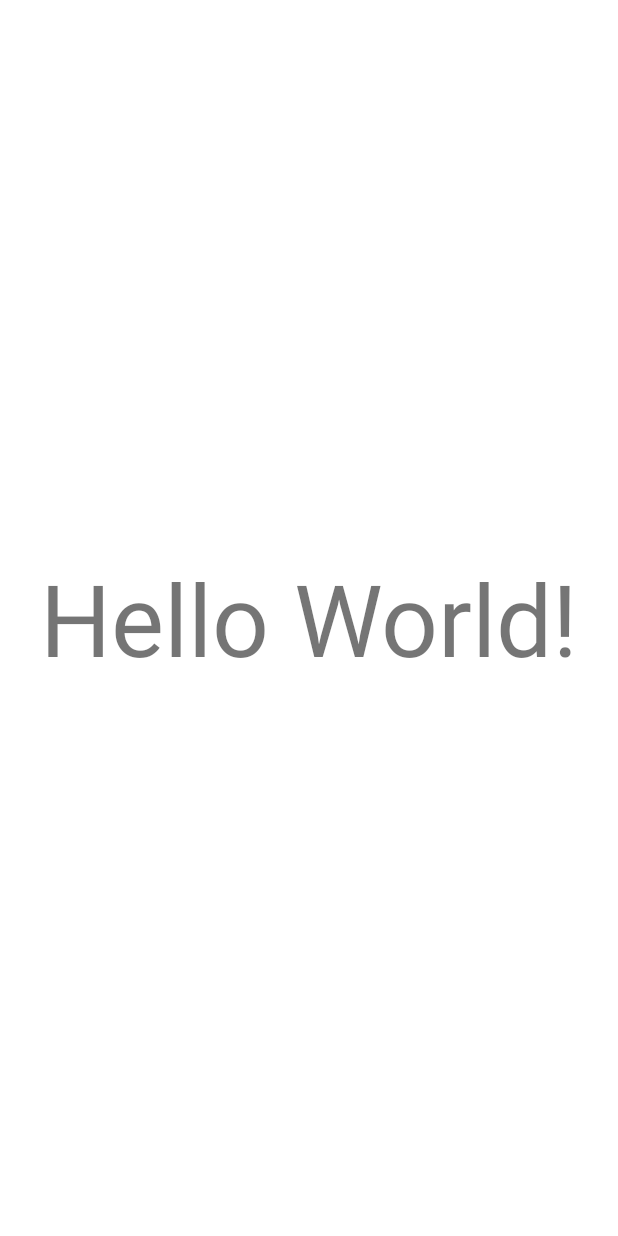
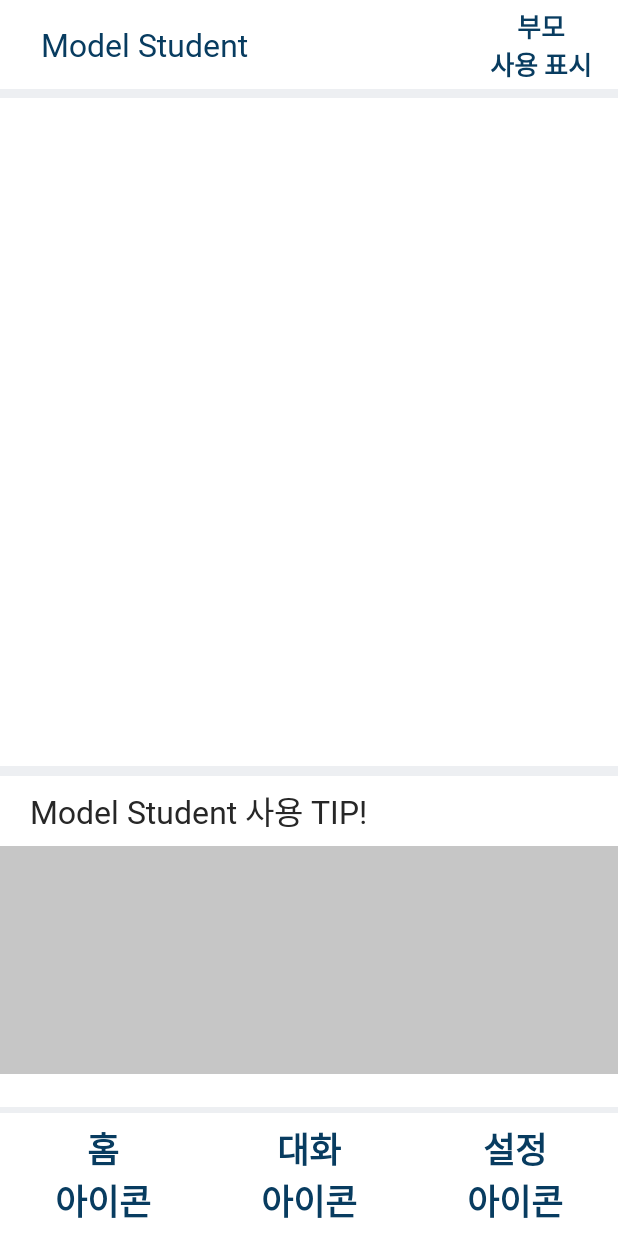
Before and after one commit to Model-Student/model-student, an Android app: the screen it shows after launch (MainActivity), on a phone screen of 412 x 824 dp. Run offline under Robolectric (Android 15) with nearby library versions, the phone set to English and light mode, and no system bars.

Commit message:
캐러셀 제외 xml 기초 틀 및 구역 설정 / 이슈 없음

```diff
--- a/app/src/main/res/layout/activity_main.xml
+++ b/app/src/main/res/layout/activity_main.xml
@@ -6,14 +6,145 @@
     android:layout_height="match_parent"
     android:id="@+id/ll_main_layout"
     android:orientation="vertical"
-    tools:context=".MainActivity">
+    tools:context=".MainActivity"
+    android:background="#edeff2"
+    >
 
-    <TextView
+<!--    상단바-->
+    <androidx.constraintlayout.widget.ConstraintLayout
         android:layout_width="match_parent"
         android:layout_height="match_parent"
-        android:text="Hello World!"
-        android:textSize="100px"
-        android:layout_gravity="center"
-        android:gravity="center"/>
+        android:layout_weight="5.15"
+        android:orientation="horizontal"
+        android:layout_marginBottom="4dp"
+        android:background="#ffffff"
+        >
+
+        <TextView
+            android:layout_width="wrap_content"
+            android:layout_height="wrap_content"
+            android:fontFamily="@font/jalnan_font"
+            android:gravity="center"
+            android:text="Model Student"
+            android:textColor="@color/Theme_Indigo"
+            android:textSize="21dp"
+            app:layout_constraintBottom_toBottomOf="parent"
+            app:layout_constraintEnd_toEndOf="parent"
+            app:layout_constraintHorizontal_bias="0.1"
+            app:layout_constraintStart_toStartOf="parent"
+            app:layout_constraintTop_toTopOf="parent"
+            app:layout_constraintVertical_bias="0.5" />
+
+        <TextView
+            android:layout_width="wrap_content"
+            android:layout_height="wrap_content"
+            android:gravity="center"
+            android:text="부모\n사용 표시"
+            android:textColor="@color/Theme_Indigo"
+            android:textStyle="bold"
+            android:textSize="17dp"
+            app:layout_constraintBottom_toBottomOf="parent"
+            app:layout_constraintEnd_toEndOf="parent"
+            app:layout_constraintHorizontal_bias="0.95"
+            app:layout_constraintStart_toStartOf="parent"
+            app:layout_constraintTop_toTopOf="parent"
+            app:layout_constraintVertical_bias="0.5" />
+
+
+    </androidx.constraintlayout.widget.ConstraintLayout>
+
+<!--    메인화면-->
+    <LinearLayout
+        android:layout_width="match_parent"
+        android:layout_height="match_parent"
+        android:layout_weight="1"
+        android:orientation="vertical"
+        android:background="#edeff2"
+        android:paddingTop="2dp"
+        android:paddingBottom="2dp"
+        >
+
+        <LinearLayout
+            android:layout_width="match_parent"
+            android:layout_height="match_parent"
+            android:layout_weight="1"
+            android:background="#ffffff"
+            android:layout_marginBottom="3dp">
+
+        </LinearLayout>
+
+        <LinearLayout
+            android:layout_width="match_parent"
+            android:layout_height="match_parent"
+            android:layout_weight="2"
+            android:background="#ffffff"
+            android:layout_marginTop="3dp"
+            android:orientation="vertical">
+            <TextView
+                android:layout_width="match_parent"
+                android:layout_height="match_parent"
+                android:layout_weight="4.3"
+                android:text="Model Student 사용 TIP!"
+                android:fontFamily="@font/jalnan_font"
+                android:textColor="#272727"
+                android:gravity="center|left"
+                android:paddingLeft="20dp"
+                android:textSize="21dp"/>
+            <View
+                android:layout_width="match_parent"
+                android:layout_height="match_parent"
+                android:layout_weight="1.7"
+                android:background="#C6C6C6"/>
+            <View
+                android:layout_width="match_parent"
+                android:layout_height="match_parent"
+                android:layout_weight="4.9"/>
+
+        </LinearLayout>
+
+    </LinearLayout>
+
+<!--    하단바-->
+    <LinearLayout
+        android:layout_width="match_parent"
+        android:layout_height="match_parent"
+        android:layout_weight="5"
+        android:orientation="horizontal"
+        android:layout_marginTop="2dp"
+        android:background="#ffffff"
+        >
+<!--        홈 아이콘-->
+        <TextView
+            android:layout_width="match_parent"
+            android:layout_height="match_parent"
+            android:layout_weight="1"
+            android:text="홈\n아이콘"
+            android:gravity="center"
+            android:textColor="@color/Theme_Indigo"
+            android:textSize="23dp"
+            android:textStyle="bold"/>
+<!--        대화 아이콘-->
+        <TextView
+            android:layout_width="match_parent"
+            android:layout_height="match_parent"
+            android:layout_weight="1"
+            android:text="대화\n아이콘"
+            android:gravity="center"
+            android:textColor="@color/Theme_Indigo"
+            android:textSize="23dp"
+            android:textStyle="bold"/>
+<!--        설정 아이콘-->
+        <TextView
+            android:layout_width="match_parent"
+            android:layout_height="match_parent"
+            android:layout_weight="1"
+            android:text="설정\n아이콘"
+            android:gravity="center"
+            android:textColor="@color/Theme_Indigo"
+            android:textSize="23dp"
+            android:textStyle="bold"/>
+
+
+    </LinearLayout>
 
 </LinearLayout>
```
